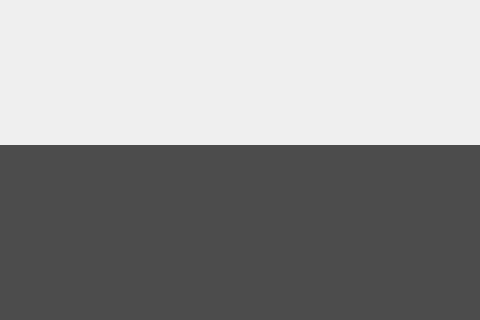
Chylix/ShaderTool, file ShaderTool/ShaderToolMain.ui: the form before one commit; both pictures show x 0 to 480 and y 375 to 695 of the 1058 by 797 pixel window.
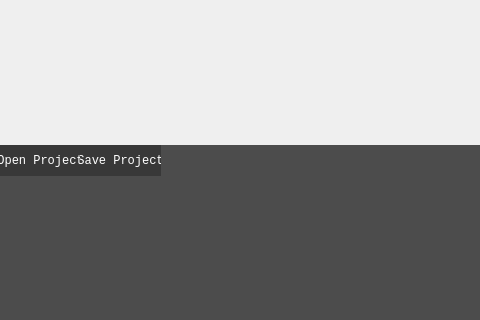
The form after the commit. Custom widgets are drawn as their Qt base class.

Commit message: -F | Saving and loading Projects

Patch:
```diff
--- a/ShaderTool/ShaderToolMain.ui
+++ b/ShaderTool/ShaderToolMain.ui
@@ -221,6 +221,66 @@
 }</string>
     </property>
    </widget>
+   <widget class="QPushButton" name="OpenProject">
+    <property name="geometry">
+     <rect>
+      <x>0</x>
+      <y>520</y>
+      <width>81</width>
+      <height>31</height>
+     </rect>
+    </property>
+    <property name="whatsThis">
+     <string>&lt;html&gt;&lt;head/&gt;&lt;body&gt;&lt;p&gt;Compile shader&lt;/p&gt;&lt;/body&gt;&lt;/html&gt;</string>
+    </property>
+    <property name="styleSheet">
+     <string notr="true">.QPushButton
+{
+background-color: rgb(56, 56, 56);
+text-color: rgb(255, 255, 255);
+border: 0;
+color:  rgb(255, 255, 255);
+font-family: Consolas, serif;
+}
+
+QPushButton:hover {
+    background-color: rgb(66, 66, 66);
+}</string>
+    </property>
+    <property name="text">
+     <string>Open Project</string>
+    </property>
+   </widget>
+   <widget class="QPushButton" name="SaveProject">
+    <property name="geometry">
+     <rect>
+      <x>80</x>
+      <y>520</y>
+      <width>81</width>
+      <height>31</height>
+     </rect>
+    </property>
+    <property name="whatsThis">
+     <string>&lt;html&gt;&lt;head/&gt;&lt;body&gt;&lt;p&gt;Compile shader&lt;/p&gt;&lt;/body&gt;&lt;/html&gt;</string>
+    </property>
+    <property name="styleSheet">
+     <string notr="true">.QPushButton
+{
+background-color: rgb(56, 56, 56);
+text-color: rgb(255, 255, 255);
+border: 0;
+color:  rgb(255, 255, 255);
+font-family: Consolas, serif;
+}
+
+QPushButton:hover {
+    background-color: rgb(66, 66, 66);
+}</string>
+    </property>
+    <property name="text">
+     <string>Save Project</string>
+    </property>
+   </widget>
    <zorder>textBrowser_2</zorder>
    <zorder>textBrowser</zorder>
    <zorder>gridLayoutWidget</zorder>
@@ -230,6 +290,8 @@
    <zorder>compileButton</zorder>
    <zorder>addShader</zorder>
    <zorder>horizontalLayoutWidget</zorder>
+   <zorder>OpenProject</zorder>
+   <zorder>SaveProject</zorder>
   </widget>
  </widget>
  <layoutdefault spacing="6" margin="11"/>
```
The commit also changes 14 other files.
